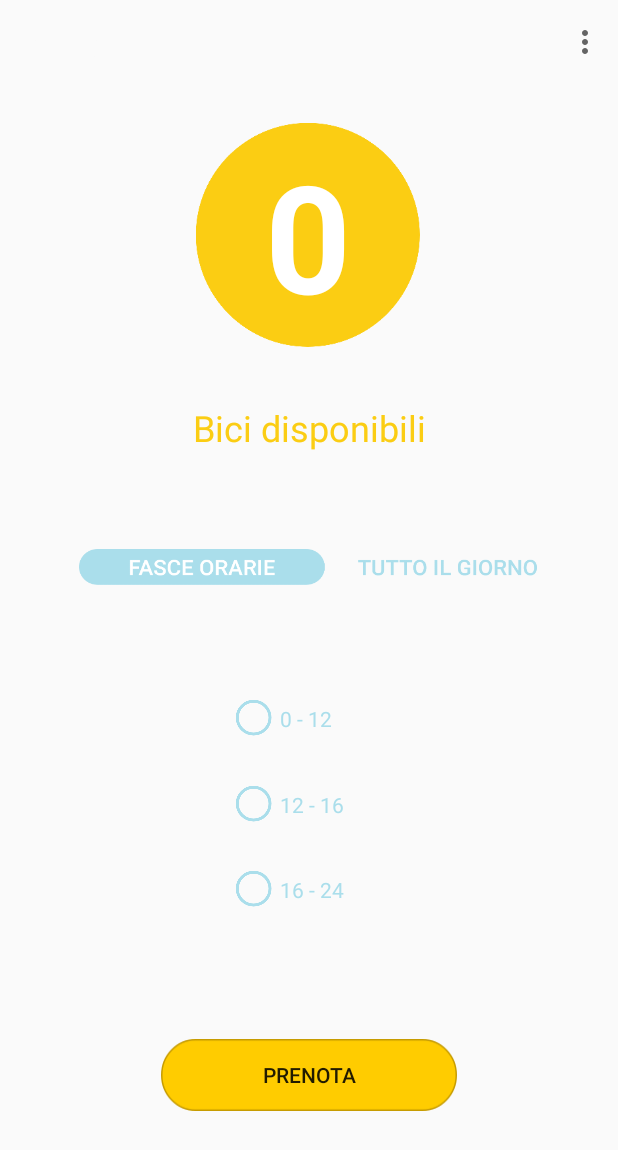
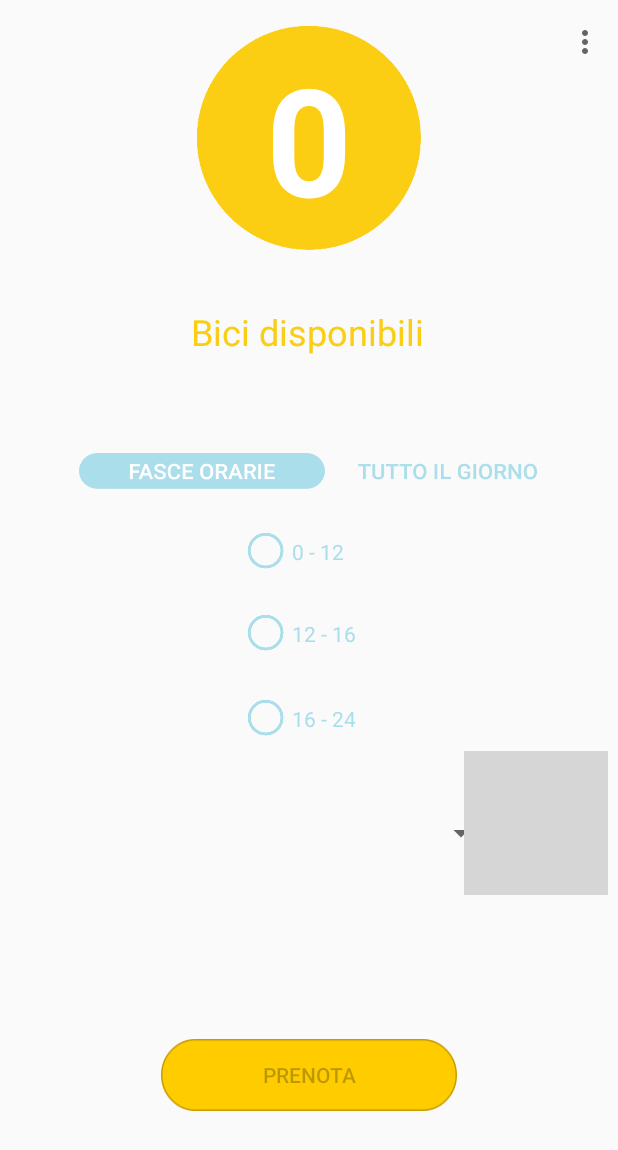
Before and after one commit to DirtyoHarry/test, an Android app: the screen it shows after launch once a user with an empty profile is signed in (BookingActivity), on a phone screen of 412 x 824 dp. Shown: the top 1150 px of the screen. Run offline under Robolectric (Android 15) with nearby library versions, the phone set to English and light mode, and no system bars; our stand-ins replace Firebase (no records; nobody signed in at launch, a user with empty details on screens opened directly); 2 statements that could not run were skipped; grey boxes are pictures that could not be loaded.

Commit message:
Release 0.6

```diff
--- a/app/src/main/AndroidManifest.xml
+++ b/app/src/main/AndroidManifest.xml
@@ -5,9 +5,10 @@
     <uses-permission android:name="android.permission.RECEIVE_BOOT_COMPLETED" />
 
     <application
+        android:screenOrientation="portrait"
         android:name=".App"
         android:allowBackup="true"
-        android:icon="@mipmap/ic_launcher"
+        android:icon="@drawable/icon"
         android:label="Beecy"
         android:roundIcon="@drawable/icon"
         android:supportsRtl="true"
--- a/app/src/main/java/com/scerit/test/BookingActivity.java
+++ b/app/src/main/java/com/scerit/test/BookingActivity.java
@@ -1,7 +1,9 @@
 package com.scerit.test;
 
+import android.app.ProgressDialog;
 import android.content.DialogInterface;
 import android.content.Intent;
+import android.media.Image;
 import android.support.annotation.NonNull;
 import android.support.v7.app.AlertDialog;
 import android.support.v7.app.AppCompatActivity;
@@ -11,9 +13,14 @@ import android.view.Menu;
 import android.view.MenuInflater;
 import android.view.MenuItem;
 import android.view.View;
+import android.widget.AdapterView;
+import android.widget.ArrayAdapter;
 import android.widget.Button;
 import android.widget.CheckBox;
 import android.widget.CompoundButton;
+import android.widget.ImageView;
+import android.widget.ProgressBar;
+import android.widget.Spinner;
 import android.widget.Switch;
 import android.widget.TextView;
 import android.widget.Toast;
@@ -57,6 +64,9 @@ public class BookingActivity extends AppCompatActivity {
     CheckBox timeFrame3;
     ToggleButton timeFrameSwitch;
     Button bookBtn;
+    Spinner bikeListView;
+    ImageView genderImage;
+
     Bookings booking = new Bookings();
 
 
@@ -97,6 +107,28 @@ public class BookingActivity extends AppCompatActivity {
         timeFrame3 = (CheckBox) findViewById(R.id.timeFrame3);
         timeFrameSwitch = (ToggleButton) findViewById(R.id.timeFrameSwitch);
         bookBtn = (Button) findViewById(R.id.bookBtn);
+        bikeListView = (Spinner) findViewById(R.id.bikeListView);
+        genderImage = (ImageView) findViewById(R.id.genderImageView);
+
+
+        bikeListView.setOnItemSelectedListener(new AdapterView.OnItemSelectedListener() {
+            @Override
+            public void onItemSelected(AdapterView<?> parent, View view, int position, long id) {
+                if(bike.get(position).getFemale())
+                {
+                    genderImage.setImageResource(R.drawable.girl);
+                }
+                else
+                {
+                    genderImage.setImageResource(R.drawable.man);
+                }
+            }
+
+            @Override
+            public void onNothingSelected(AdapterView<?> parent) {
+
+            }
+        });
 
 
 
@@ -140,6 +172,9 @@ public class BookingActivity extends AppCompatActivity {
                 builder.setPositiveButton("Accetto", new DialogInterface.OnClickListener() {
                     public void onClick(DialogInterface dialog, int id) {
 
+                        final ProgressDialog progressDialog = new ProgressDialog(BookingActivity.this);
+
+                        progressDialog.show(BookingActivity.this, "Carico" , "Stiamo prenotando la tua bici");
                         booker(new FirestoreCallBack() {
                             @Override
                             public void onCallBack(String string) {
@@ -156,7 +191,7 @@ public class BookingActivity extends AppCompatActivity {
                                                     @Override
                                                     public void onCallBack(String string) {
                                                         Log.d("onCallBack", "onCallBack: " + string);
-                                                        updateBikes(bike.get(0).getId(), new FirestoreCallBack() {
+                                                        updateBikes(bike.get(bikeListView.getSelectedItemPosition()).getId(), new FirestoreCallBack() {
                                                             @Override
                                                             public void onCallBack(String string) {
                                                                 setBikeNewCode(new FirestoreCallBack() {
@@ -167,8 +202,9 @@ public class BookingActivity extends AppCompatActivity {
                                                                             @Override
                                                                             public void onCallBack(String string) {
                                                                                 Log.d("onCallBack", "onCallBack: " + string);
+                                                                                progressDialog.dismiss();
                                                                                 Intent myIntent = new Intent(getApplicationContext(), InfoActivity.class);
-                                                                                myIntent.putExtra("myBikeId", bike.get(0).getId()); //Optional parameters
+                                                                                myIntent.putExtra("myBikeId", bike.get(bikeListView.getSelectedItemPosition()).getId()); //Optional parameters
                                                                                 myIntent.putExtra("myBookingId", user.getCbookingid());
                                                                                 Log.d("bookingIDValueClick", "onSuccess: " + user.getCbookingid());
                                                                                 BookingActivity.this.startActivity(myIntent);
@@ -228,6 +264,14 @@ public class BookingActivity extends AppCompatActivity {
         timeFrame1.setOnCheckedChangeListener(new CompoundButton.OnCheckedChangeListener() {
             @Override
             public void onCheckedChanged(CompoundButton buttonView, boolean isChecked) {
+                if(timeFrame1.isChecked())
+                {
+                    bookBtn.setEnabled(true);
+                }
+                else if(timeFrame1.isChecked() == false && timeFrame2.isChecked() == false && timeFrame3.isChecked() == false)
+                {
+                    bookBtn.setEnabled(false);
+                }
                 if(timeFrame1.isChecked() && timeFrame3.isChecked())
                 {
                     timeFrame2.setChecked(true);
@@ -238,6 +282,14 @@ public class BookingActivity extends AppCompatActivity {
         timeFrame3.setOnCheckedChangeListener(new CompoundButton.OnCheckedChangeListener() {
             @Override
             public void onCheckedChanged(CompoundButton buttonView, boolean isChecked) {
+                if(timeFrame3.isChecked())
+                {
+                    bookBtn.setEnabled(true);
+                }
+                else if(timeFrame1.isChecked() == false && timeFrame2.isChecked() == false && timeFrame3.isChecked() == false)
+                {
+                    bookBtn.setEnabled(false);
+                }
                 if (timeFrame1.isChecked() && timeFrame3.isChecked())
                 {
                     timeFrame2.setChecked(true);
@@ -248,6 +300,14 @@ public class BookingActivity extends AppCompatActivity {
         timeFrame2.setOnCheckedChangeListener(new CompoundButton.OnCheckedChangeListener() {
             @Override
             public void onCheckedChanged(CompoundButton buttonView, boolean isChecked) {
+                if(timeFrame2.isChecked())
+                {
+                    bookBtn.setEnabled(true);
+                }
+                else if(timeFrame1.isChecked() == false && timeFrame2.isChecked() == false && timeFrame3.isChecked() == false)
+                {
+                    bookBtn.setEnabled(false);
+                }
                 if (timeFrame1.isChecked() && timeFrame3.isChecked())
                 {
                     timeFrame2.setChecked(true);
@@ -270,7 +330,16 @@ public class BookingActivity extends AppCompatActivity {
     protected void onResume() {
         super.onResume();
 
-       getBikesNumber ();
+       getBikesNumber(new FirestoreBikeCallBack() {
+           @Override
+           public void onCallBack(List<String> list) {
+               ArrayAdapter<String> adp1 = new ArrayAdapter<String>(BookingActivity.this,
+                       android.R.layout.simple_list_item_1, list);
+               adp1.setDropDownViewResource(android.R.layout.simple_spinner_dropdown_item);
+               bikeListView.setAdapter(adp1);
+
+           }
+       });
 
     }
 
@@ -289,13 +358,14 @@ public class BookingActivity extends AppCompatActivity {
 
     }
 
-    private void getBikesNumber ()
+    private void getBikesNumber (final FirestoreBikeCallBack firestoreBikeCallBack)
     {
         bike.clear();
 
         CollectionReference bikeCollRef = db.collection("bikes");
 
         Query bikesNumber = bikeCollRef.whereEqualTo("istaken", false);
+
 
         bikesNumber.get().addOnSuccessListener(new OnSuccessListener<QuerySnapshot>() {
             @Override
@@ -313,6 +383,15 @@ public class BookingActivity extends AppCompatActivity {
 
                 nBikes.setText(Integer.toString(bike.size()));
 
+                final List<String> list = new ArrayList<String>();
+                int x = 0;
+                for (Bikes b : bike)
+                {
+                    list.add(bike.get(x).getId());
+                    x++;
+                }
+
+                firestoreBikeCallBack.onCallBack(list);
 
             }
         }).addOnFailureListener(new OnFailureListener() {
@@ -321,7 +400,6 @@ public class BookingActivity extends AppCompatActivity {
 
             }
         });
-
 
 
     }
@@ -343,7 +421,7 @@ public class BookingActivity extends AppCompatActivity {
 
 
 
-        booking.setBike(bike.get(0).getId());
+        booking.setBike(bike.get(bikeListView.getSelectedItemPosition()).getId());
 
         String mTimeFrames = timeFrameBooked();
 
@@ -465,7 +543,7 @@ public class BookingActivity extends AppCompatActivity {
 
         DocumentReference mybikeDoc = FirebaseFirestore.getInstance().collection("users").document(FirebaseAuth.getInstance().getUid());
 
-        mybikeDoc.update("mybike" , bike.get(0).getId()).addOnSuccessListener(new OnSuccessListener<Void>() {
+        mybikeDoc.update("mybike" , bike.get(bikeListView.getSelectedItemPosition()).getId()).addOnSuccessListener(new OnSuccessListener<Void>() {
             @Override
             public void onSuccess(Void aVoid) {
                 Log.d("mybike", "onSuccess: updated");
@@ -537,7 +615,7 @@ public class BookingActivity extends AppCompatActivity {
 
     private void setBikeNewCode(final FirestoreCallBack firestoreCallBack)
     {
-        DocumentReference usersDoc = FirebaseFirestore.getInstance().collection("bikes").document(bike.get(0).getId());
+        DocumentReference usersDoc = FirebaseFirestore.getInstance().collection("bikes").document(bike.get(bikeListView.getSelectedItemPosition()).getId());
         String newcode = codeGen();
 
         usersDoc.update("newcode" , newcode).addOnSuccessListener(new OnSuccessListener<Void>() {
@@ -556,7 +634,7 @@ public class BookingActivity extends AppCompatActivity {
             }
         });
 
-        CollectionReference codeColl = FirebaseFirestore.getInstance().collection("bikes").document(bike.get(0).getId()).collection("pastcode");
+        CollectionReference codeColl = FirebaseFirestore.getInstance().collection("bikes").document(bike.get(bikeListView.getSelectedItemPosition()).getId()).collection("pastcode");
 
         pastcode pcode = new pastcode();
         pcode.setCode(newcode);
@@ -577,10 +655,10 @@ public class BookingActivity extends AppCompatActivity {
     private  void setBikeOldCode(final FirestoreCallBack firestoreCallBack)
     {
 
-        DocumentReference usersDoc = FirebaseFirestore.getInstance().collection("bikes").document(bike.get(0).getId());
+        DocumentReference usersDoc = FirebaseFirestore.getInstance().collection("bikes").document(bike.get(bikeListView.getSelectedItemPosition()).getId());
 
 
-        usersDoc.update("oldcode", bike.get(0).getNewcode()).addOnSuccessListener(new OnSuccessListener<Void>() {
+        usersDoc.update("oldcode", bike.get(bikeListView.getSelectedItemPosition()).getNewcode()).addOnSuccessListener(new OnSuccessListener<Void>() {
             @Override
             public void onSuccess(Void aVoid) {
                 Log.d("successUpdate", "onSuccess: OLDCODE ");
@@ -624,6 +702,13 @@ public class BookingActivity extends AppCompatActivity {
     {
         void onCallBack (String string);
 
+
+
+    }
+
+    private interface FirestoreBikeCallBack
+    {
+        void onCallBack (List<String> list);
     }
 
 
--- a/app/src/main/java/com/scerit/test/firestore/Bikes.java
+++ b/app/src/main/java/com/scerit/test/firestore/Bikes.java
@@ -6,16 +6,26 @@ public class Bikes {
     Boolean istaken;
     String user;
     String id;
+    Boolean female;
 
     public Bikes() {
     }
 
-    public Bikes(String newcode, String oldcode, Boolean istaken, String user, String id) {
+    public Bikes(String newcode, String oldcode, Boolean istaken, String user, String id, Boolean female) {
         this.newcode = newcode;
         this.oldcode = oldcode;
         this.istaken = istaken;
         this.user = user;
         this.id = id;
+        this.female = female;
+    }
+
+    public Boolean getFemale() {
+        return female;
+    }
+
+    public void setFemale(Boolean female) {
+        this.female = female;
     }
 
     public String getNewcode() {
--- a/app/src/main/res/layout/activity_booking.xml
+++ b/app/src/main/res/layout/activity_booking.xml
@@ -8,7 +8,10 @@
 
     <include
         android:id="@+id/actionbar"
-        layout="@layout/actionbar" />
+        layout="@layout/actionbar"
+        app:layout_constraintEnd_toEndOf="parent"
+        app:layout_constraintStart_toStartOf="parent"
+        tools:layout_editor_absoluteY="-23dp" />
 
     <TextView
         android:id="@+id/textView"
@@ -23,9 +26,10 @@
         android:textSize="24sp"
         app:layout_constraintBottom_toBottomOf="parent"
         app:layout_constraintEnd_toEndOf="parent"
+        app:layout_constraintHorizontal_bias="0.497"
         app:layout_constraintStart_toStartOf="parent"
         app:layout_constraintTop_toTopOf="parent"
-        app:layout_constraintVertical_bias="0.336" />
+        app:layout_constraintVertical_bias="0.254" />
 
     <TextView
         android:id="@+id/nBikesText"
@@ -43,10 +47,9 @@
         android:textStyle="bold"
         app:layout_constraintBottom_toBottomOf="parent"
         app:layout_constraintEnd_toEndOf="parent"
-        app:layout_constraintHorizontal_bias="0.497"
         app:layout_constraintStart_toStartOf="parent"
         app:layout_constraintTop_toTopOf="parent"
-        app:layout_constraintVertical_bias="0.112" />
+        app:layout_constraintVertical_bias="0.014" />
 
 
     <CheckBox
@@ -67,10 +70,10 @@
         android:textColorHighlight="#FDD835"
         app:layout_constraintBottom_toBottomOf="parent"
         app:layout_constraintEnd_toEndOf="parent"
-        app:layout_constraintHorizontal_bias="0.457"
+        app:layout_constraintHorizontal_bias="0.481"
         app:layout_constraintStart_toStartOf="parent"
         app:layout_constraintTop_toTopOf="parent"
-        app:layout_constraintVertical_bias="0.586" />
+        app:layout_constraintVertical_bias="0.443" />
 
     <CheckBox
         android:id="@+id/timeFrame2"
@@ -89,10 +92,10 @@
         android:textColorHighlight="#FDD835"
         app:layout_constraintBottom_toBottomOf="parent"
         app:layout_constraintEnd_toEndOf="parent"
-        app:layout_constraintHorizontal_bias="0.468"
+        app:layout_constraintHorizontal_bias="0.493"
         app:layout_constraintStart_toStartOf="parent"
         app:layout_constraintTop_toTopOf="parent"
-        app:layout_constraintVertical_bias="0.66" />
+        app:layout_constraintVertical_bias="0.513" />
 
     <CheckBox
         android:id="@+id/timeFrame3"
@@ -111,10 +114,10 @@
         android:textColorHighlight="#FDD835"
         app:layout_constraintBottom_toBottomOf="parent"
         app:layout_constraintEnd_toEndOf="parent"
-        app:layout_constraintHorizontal_bias="0.468"
+        app:layout_constraintHorizontal_bias="0.493"
         app:layout_constraintStart_toStartOf="parent"
         app:layout_constraintTop_toTopOf="parent"
-        app:layout_constraintVertical_bias="0.733" />
+        app:layout_constraintVertical_bias="0.586" />
 
     <Button
         android:id="@+id/bookBtn"
@@ -130,7 +133,8 @@
         app:layout_constraintEnd_toEndOf="parent"
         app:layout_constraintStart_toStartOf="parent"
         app:layout_constraintTop_toTopOf="parent"
-        app:layout_constraintVertical_bias="0.901" />
+        app:layout_constraintVertical_bias="0.901"
+        android:enabled="false"/>
 
     <ToggleButton
         android:id="@+id/timeFrameSwitch"
@@ -149,6 +153,34 @@
         app:layout_constraintHorizontal_bias="0.494"
         app:layout_constraintStart_toStartOf="parent"
         app:layout_constraintTop_toTopOf="@+id/actionbar"
-        app:layout_constraintVertical_bias="0.457" />
+        app:layout_constraintVertical_bias="0.375" />
+
+    <Spinner
+        android:id="@+id/bikeListView"
+        android:layout_width="331dp"
+        android:layout_height="23dp"
+        android:layout_marginTop="8dp"
+        android:layout_marginBottom="8dp"
+        app:layout_constraintBottom_toBottomOf="parent"
+        app:layout_constraintEnd_toEndOf="parent"
+        app:layout_constraintHorizontal_bias="0.0"
+        app:layout_constraintStart_toStartOf="parent"
+        app:layout_constraintTop_toTopOf="parent"
+        app:layout_constraintVertical_bias="0.682" />
+
+    <ImageView
+        android:id="@+id/genderImageView"
+        android:layout_width="wrap_content"
+        android:layout_height="wrap_content"
+        android:layout_marginStart="8dp"
+        android:layout_marginTop="8dp"
+        android:layout_marginBottom="8dp"
+        app:layout_constraintBottom_toBottomOf="parent"
+        app:layout_constraintEnd_toEndOf="parent"
+        app:layout_constraintHorizontal_bias="0.979"
+        app:layout_constraintStart_toStartOf="parent"
+        app:layout_constraintTop_toTopOf="parent"
+        app:layout_constraintVertical_bias="0.692"
+        app:srcCompat="@drawable/defaultgen" />
 
 </android.support.constraint.ConstraintLayout>
--- a/app/src/main/res/layout/activity_info.xml
+++ b/app/src/main/res/layout/activity_info.xml
@@ -49,11 +49,10 @@
         android:layout_marginTop="8dp"
         android:layout_marginEnd="8dp"
         android:layout_marginBottom="8dp"
-        android:background="@drawable/codebg"
         android:gravity="center"
         android:letterSpacing="0.33"
         android:text="55555"
-        android:textColor="#fff"
+        android:textColor="#000"
         android:textSize="24dp"
         android:textStyle="bold"
         app:layout_constraintBottom_toBottomOf="parent"
@@ -70,11 +69,11 @@
         android:layout_marginTop="8dp"
         android:layout_marginEnd="8dp"
         android:layout_marginBottom="8dp"
-        android:background="@drawable/codebg"
+
         android:gravity="center"
         android:letterSpacing="0.33"
         android:text="TextView"
-        android:textColor="#fff"
+        android:textColor="#000"
         android:textSize="24dp"
         android:textStyle="bold"
         app:layout_constraintBottom_toBottomOf="parent"
```
